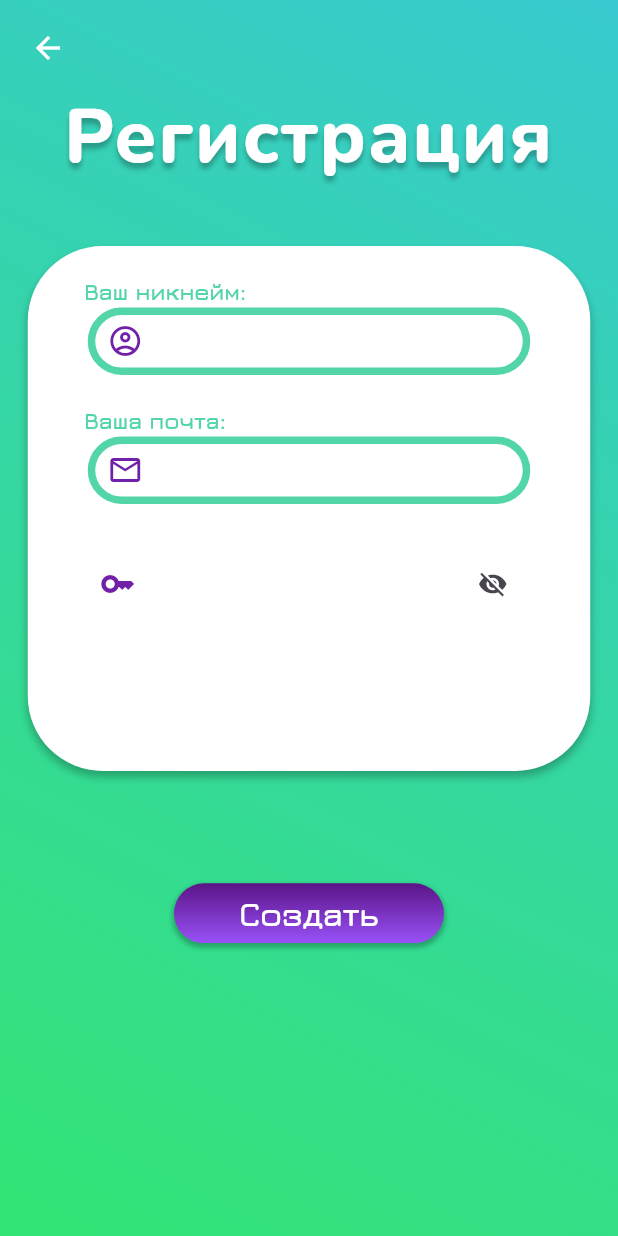
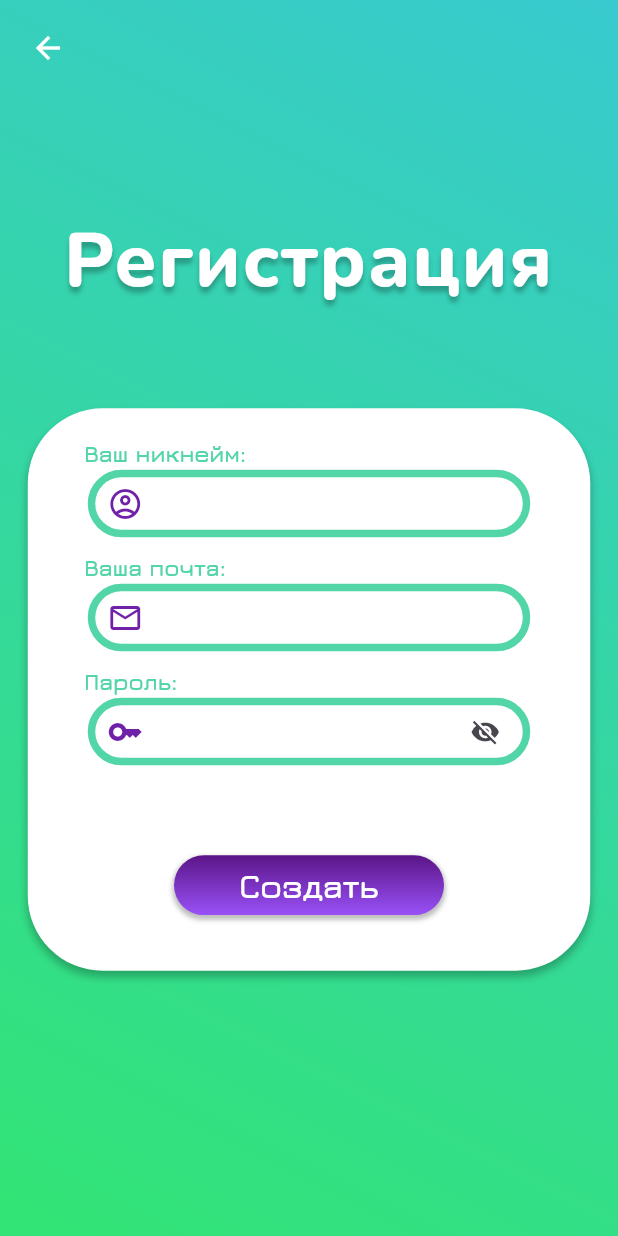
Before and after one commit to Proman2702/mppo_app, a Flutter app: the screen it shows after launch, after a tap on "Создать аккаунт", on a phone screen of 412 x 824 dp. Run offline on Flutter 3.47's test engine with Material 3 defaults, Android fonts, the light colour scheme and no system bars; our stand-ins replace cloud_firestore, dio, firebase_auth, firebase_core, permission_handler; missing offline and left inert: flutter_sound_lite; accounts and stored records are empty.

Commit message:
working on adaptive ui auth

```diff
--- a/lib/features/auth/auth_page.dart
+++ b/lib/features/auth/auth_page.dart
@@ -20,22 +20,27 @@ class _AuthPageState extends State<AuthPage> {
   @override
   Widget build(BuildContext context) {
     Size size = MediaQuery.of(context).size;
-    //double height = size.height;
-    //double width = size.width;
+    double height = size.height;
+    double width = size.width;
 
     return Container(
       decoration: BoxDecoration(gradient: BackgroundGrad()),
       child: Scaffold(
         backgroundColor: Colors.transparent,
         body: SingleChildScrollView(
+          scrollDirection: Axis.vertical,
           child: Center(
+            child: SingleChildScrollView(
+              scrollDirection: Axis.horizontal,
+              child: ConstrainedBox(
+                constraints: BoxConstraints(minWidth: 200),
                 child: Column(
                   children: [
-                const Column(
+                    Column(
                       crossAxisAlignment: CrossAxisAlignment.center,
                       children: [
-                    SizedBox(height: 50),
-                    SizedBox(
+                        SizedBox(height: height / 10),
+                        const SizedBox(
                           height: 110,
                           child: Text(
                             'Note AI',
@@ -55,9 +60,10 @@ class _AuthPageState extends State<AuthPage> {
                             ),
                           ),
                         ),
-                    Padding(
-                      padding: EdgeInsets.only(left: 250.0),
+                        const Padding(
+                          padding: EdgeInsets.only(left: 210.0),
                           child: SizedBox(
+                            width: 400,
                             height: 50,
                             child: Text(
                               "Explore the beauty of music language",
@@ -67,7 +73,7 @@ class _AuthPageState extends State<AuthPage> {
                         )
                       ],
                     ),
-                const SizedBox(height: 30),
+                    SizedBox(height: height / 15),
                     Container(
                       decoration: BoxDecoration(
                         borderRadius: BorderRadius.circular(50),
@@ -145,7 +151,7 @@ class _AuthPageState extends State<AuthPage> {
                                 Icon(Icons.lock_outline, size: 24, color: Color(CustomColors.bright)),
                                 const SizedBox(width: 8),
                                 SizedBox(
-                              width: 205,
+                                  width: 200,
                                   height: 40,
                                   child: SingleChildScrollView(
                                     scrollDirection: Axis.horizontal,
@@ -181,7 +187,8 @@ class _AuthPageState extends State<AuthPage> {
                                     onPressed: () => setState(() {
                                           obscureBool = !obscureBool;
                                         }),
-                                icon: !obscureBool ? const Icon(Icons.visibility) : const Icon(Icons.visibility_off))
+                                    icon:
+                                        !obscureBool ? const Icon(Icons.visibility) : const Icon(Icons.visibility_off))
                               ],
                             ),
                           ),
@@ -262,6 +269,8 @@ class _AuthPageState extends State<AuthPage> {
               ),
             ),
           ),
+        ),
+      ),
     );
   }
 }
--- a/lib/features/auth/forgot_password_page.dart
+++ b/lib/features/auth/forgot_password_page.dart
@@ -50,6 +50,7 @@ class _ForgotPasswordPageState extends State<ForgotPasswordPage> {
                     ],
                   ),
                 ),
+                SizedBox(height: height / 10),
                 Center(
                   child: SizedBox(
                     height: 150,
@@ -75,7 +76,7 @@ class _ForgotPasswordPageState extends State<ForgotPasswordPage> {
                     ),
                   ),
                 ),
-                SizedBox(height: 20),
+                SizedBox(height: height / 20),
                 Container(
                   decoration: BoxDecoration(
                     borderRadius: BorderRadius.circular(50),
--- a/lib/features/auth/sign_in_page.dart
+++ b/lib/features/auth/sign_in_page.dart
@@ -92,6 +92,7 @@ class _FirstPageState extends State<FirstPage> {
                         ],
                       ),
                     ),
+                    SizedBox(height: height / 10),
                     Center(
                       child: SizedBox(
                         height: 80,
@@ -117,7 +118,7 @@ class _FirstPageState extends State<FirstPage> {
                         ),
                       ),
                     ),
-                    SizedBox(height: 20),
+                    SizedBox(height: height / 18),
                     Container(
                       decoration: BoxDecoration(
                         borderRadius: BorderRadius.circular(50),
@@ -131,7 +132,7 @@ class _FirstPageState extends State<FirstPage> {
                         ],
                       ),
                       width: 375,
-                      height: 350,
+                      height: 375,
                       child: Column(
                         crossAxisAlignment: CrossAxisAlignment.center,
                         children: [
@@ -184,7 +185,7 @@ class _FirstPageState extends State<FirstPage> {
                               ],
                             ),
                           ),
-                          SizedBox(height: 20),
+                          const SizedBox(height: 10),
                           SizedBox(
                             width: 300,
                             child: Text(
@@ -234,21 +235,29 @@ class _FirstPageState extends State<FirstPage> {
                             ),
                           ),
                           const SizedBox(height: 10),
-                          const Text(
+                          SizedBox(
+                            width: 300,
+                            child: Text(
                               "Пароль:",
-                            style: TextStyle(color: Colors.white, fontSize: 15, fontWeight: FontWeight.w700),
+                              style:
+                                  TextStyle(color: Color(CustomColors.main), fontSize: 15, fontWeight: FontWeight.w700),
+                            ),
                           ),
                           Container(
                             height: 45,
                             width: 295,
-                            decoration: BoxDecoration(borderRadius: BorderRadius.circular(20), color: Colors.white),
+                            decoration: BoxDecoration(
+                              borderRadius: BorderRadius.circular(30),
+                              border: Border.all(color: Color(CustomColors.main), width: 5),
+                              color: Colors.white,
+                            ),
                             child: Row(
                               children: [
                                 const SizedBox(width: 8),
                                 Icon(Icons.key_outlined, size: 24, color: Color(CustomColors.bright)),
                                 const SizedBox(width: 8),
                                 SizedBox(
-                                  width: 210,
+                                  width: 200,
                                   height: 40,
                                   child: SingleChildScrollView(
                                     scrollDirection: Axis.horizontal,
@@ -278,15 +287,12 @@ class _FirstPageState extends State<FirstPage> {
                                   onPressed: () => setState(() {
                                     obscureBool = !obscureBool;
                                   }),
-                                    icon:
-                                        !obscureBool ? const Icon(Icons.visibility) : const Icon(Icons.visibility_off))
-                              ],
-                            ),
+                                  icon: !obscureBool ? const Icon(Icons.visibility) : const Icon(Icons.visibility_off),
                                 ),
                               ],
                             ),
                           ),
-                    SizedBox(height: (height - width) > 0 ? height / 11 : height / 18),
+                          SizedBox(height: 60),
                           Container(
                             height: 40,
                             width: 180,
@@ -304,7 +310,8 @@ class _FirstPageState extends State<FirstPage> {
                               onPressed: () async {
                                 if (username == null || password == null) {
                                   showModalBottomSheet(
-                                context: context, builder: (BuildContext context) => const AuthDenySheet(type: "none"));
+                                      context: context,
+                                      builder: (BuildContext context) => const AuthDenySheet(type: "none"));
                                 } else if (username!.length < 4 || password!.length < 4) {
                                   showModalBottomSheet(
                                       context: context,
@@ -323,6 +330,9 @@ class _FirstPageState extends State<FirstPage> {
                         ],
                       ),
                     ),
+                  ],
+                ),
+              ),
             ),
           ),
         ],
```
Lines whose indentation alone changed are shown as unchanged.
